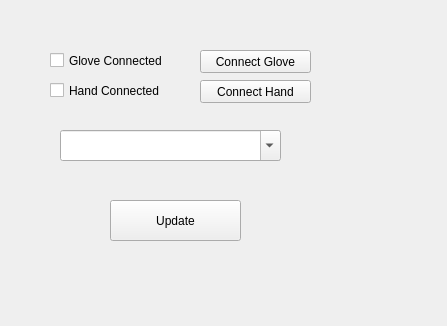
This is gui/deviseWidget.ui in VladimirGl/hand as Qt 5 draws it before an edit. The edited form follows.
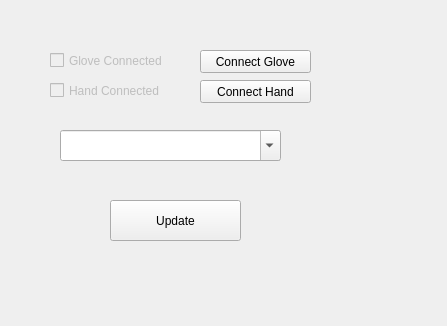
This is the edited form.

Patch:
```diff
--- a/gui/deviseWidget.ui
+++ b/gui/deviseWidget.ui
@@ -14,6 +14,9 @@
    <string>DeviseWidget</string>
   </property>
   <widget class="QCheckBox" name="isGloveConnectedBox">
+   <property name="enabled">
+    <bool>false</bool>
+   </property>
    <property name="geometry">
     <rect>
      <x>50</x>
@@ -27,6 +30,9 @@
    </property>
   </widget>
   <widget class="QCheckBox" name="isHandConnectedBox">
+   <property name="enabled">
+    <bool>false</bool>
+   </property>
    <property name="geometry">
     <rect>
      <x>50</x>
```
